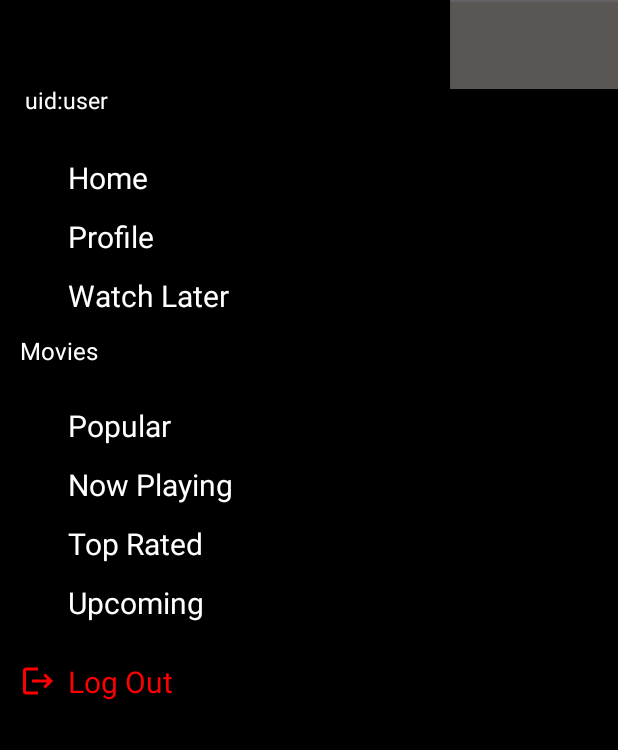
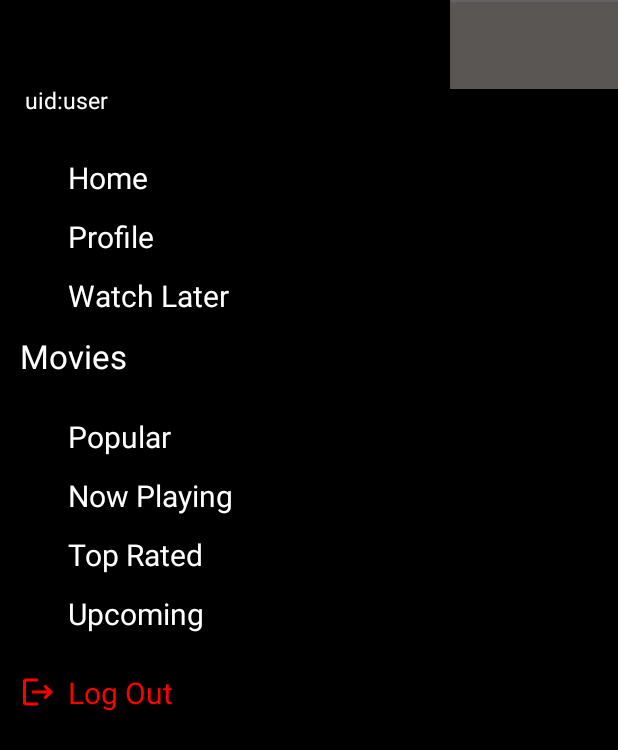
Before and after one commit to MAD2023-Team3/filmspace, an Android app: the screen it shows after launch once a user with an empty profile is signed in (MainActivity), with the side drawer open, on a phone screen of 412 x 824 dp. Shown: the top 750 px of the screen. Run offline under Robolectric (Android 15) with nearby library versions, the phone set to English and light mode, and no system bars; our stand-ins replace Firebase (no records; nobody signed in at launch, a user with empty details on screens opened directly); pictures from the network do not load.

Commit message:
Changes to text size in Nav_Drawer

```diff
--- a/app/src/main/res/layout/nav_drawer.xml
+++ b/app/src/main/res/layout/nav_drawer.xml
@@ -104,7 +104,7 @@
                 android:layout_height="wrap_content"
                 android:textColor="@color/white"
                 android:text="Movies"
-                android:textSize="16dp" />
+                android:textSize="22dp" />
         </LinearLayout>
 
         <!--black line-->
```
